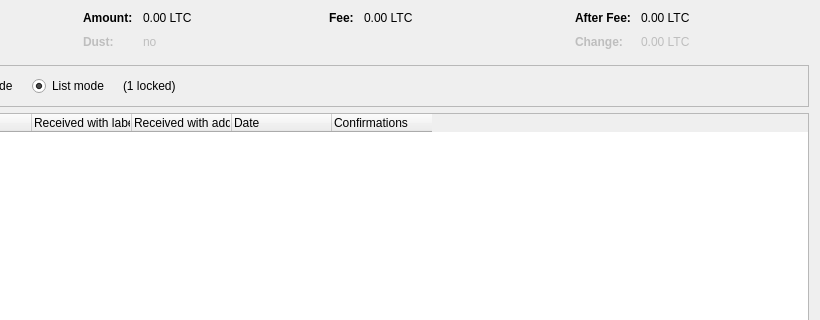
First picture: the form in src/qt/forms/coincontroldialog.ui, repository koh-gt/ferrite-core, before the edit; both pictures show x 180 to 1000 and y 0 to 320 of the 1000 by 500 pixel window.
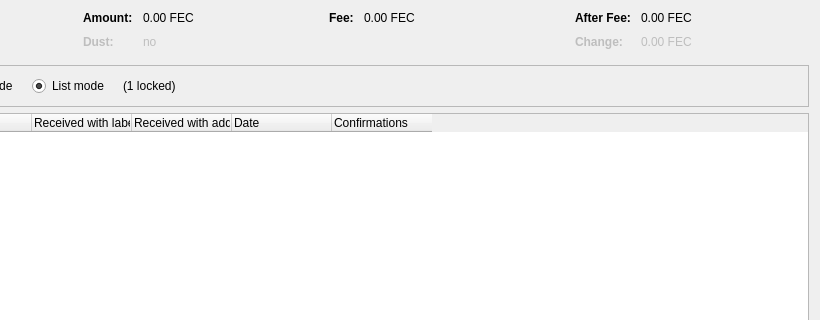
Second picture: the form after the edit. Custom widgets are drawn as their Qt base class.

What changed in the file:
```diff
--- a/src/qt/forms/coincontroldialog.ui
+++ b/src/qt/forms/coincontroldialog.ui
@@ -132,7 +132,7 @@
           <enum>Qt::ActionsContextMenu</enum>
          </property>
          <property name="text">
-          <string notr="true">0.00 LTC</string>
+          <string notr="true">0.00 FEC</string>
          </property>
          <property name="textInteractionFlags">
           <set>Qt::LinksAccessibleByMouse|Qt::TextSelectableByKeyboard|Qt::TextSelectableByMouse</set>
@@ -212,7 +212,7 @@
           <enum>Qt::ActionsContextMenu</enum>
          </property>
          <property name="text">
-          <string notr="true">0.00 LTC</string>
+          <string notr="true">0.00 FEC</string>
          </property>
          <property name="textInteractionFlags">
           <set>Qt::LinksAccessibleByMouse|Qt::TextSelectableByKeyboard|Qt::TextSelectableByMouse</set>
@@ -257,7 +257,7 @@
           <enum>Qt::ActionsContextMenu</enum>
          </property>
          <property name="text">
-          <string notr="true">0.00 LTC</string>
+          <string notr="true">0.00 FEC</string>
          </property>
          <property name="textInteractionFlags">
           <set>Qt::LinksAccessibleByMouse|Qt::TextSelectableByKeyboard|Qt::TextSelectableByMouse</set>
@@ -292,7 +292,7 @@
           <enum>Qt::ActionsContextMenu</enum>
          </property>
          <property name="text">
-          <string notr="true">0.00 LTC</string>
+          <string notr="true">0.00 FEC</string>
          </property>
          <property name="textInteractionFlags">
           <set>Qt::LinksAccessibleByMouse|Qt::TextSelectableByKeyboard|Qt::TextSelectableByMouse</set>
```
